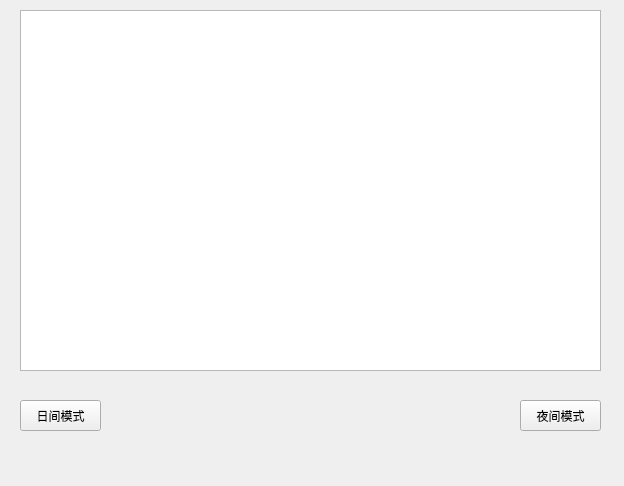
Old version of the form StyleSheet2/widget.ui in the repository byteUUM/Qt-learning.
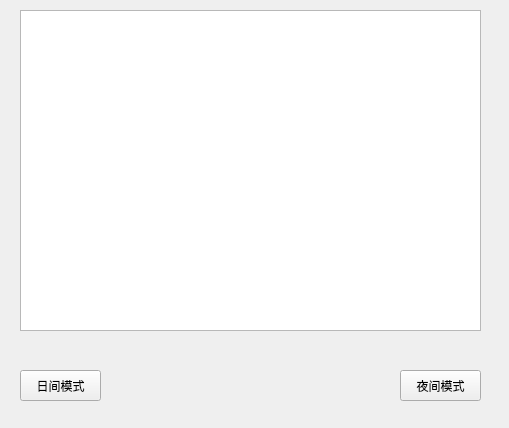
New version of the form.

```diff
--- a/StyleSheet2/widget.ui
+++ b/StyleSheet2/widget.ui
@@ -6,8 +6,8 @@
    <rect>
     <x>0</x>
     <y>0</y>
-    <width>624</width>
-    <height>486</height>
+    <width>509</width>
+    <height>428</height>
    </rect>
   </property>
   <property name="windowTitle">
@@ -18,8 +18,8 @@
     <rect>
      <x>20</x>
      <y>10</y>
-     <width>581</width>
-     <height>361</height>
+     <width>461</width>
+     <height>321</height>
     </rect>
    </property>
   </widget>
@@ -27,7 +27,7 @@
    <property name="geometry">
     <rect>
      <x>20</x>
-     <y>400</y>
+     <y>370</y>
      <width>81</width>
      <height>31</height>
     </rect>
@@ -39,8 +39,8 @@
   <widget class="QPushButton" name="pushButton_2">
    <property name="geometry">
     <rect>
-     <x>520</x>
-     <y>400</y>
+     <x>400</x>
+     <y>370</y>
      <width>81</width>
      <height>31</height>
     </rect>
```
